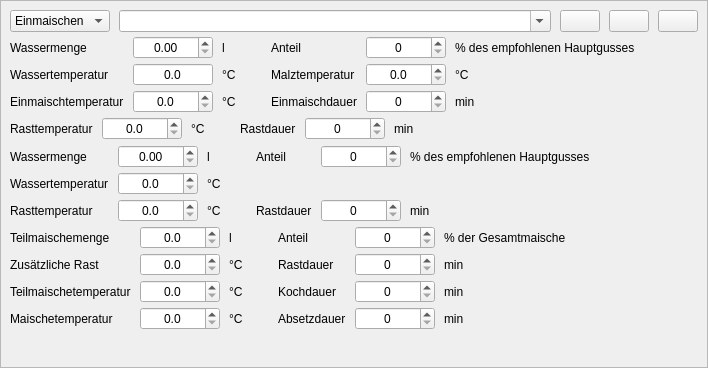
Before: the Qt Designer form kleiner-brauhelfer/widgets/wdgrast.ui in kleiner-brauhelfer/kleiner-brauhelfer-2, drawn with Qt 5.
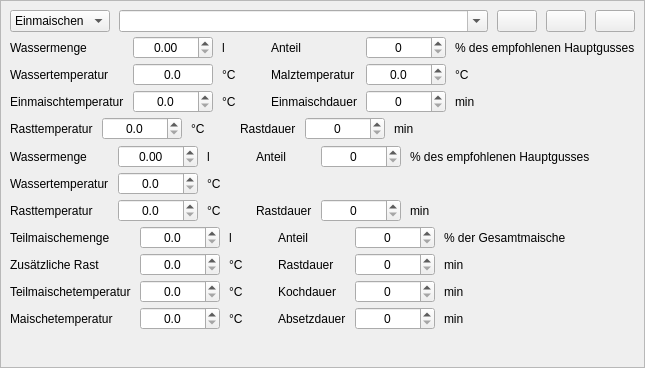
After: the same form once the commit is applied. Icons and pictures are not drawn. Custom widgets are drawn as their Qt base class.

Diff of the .ui file:
```diff
--- a/kleiner-brauhelfer/widgets/wdgrast.ui
+++ b/kleiner-brauhelfer/widgets/wdgrast.ui
@@ -6,7 +6,7 @@
    <rect>
     <x>0</x>
     <y>0</y>
-    <width>708</width>
+    <width>631</width>
     <height>368</height>
    </rect>
   </property>
```
Left out of the diff: 2 changed lines with no effect on the pictures.
